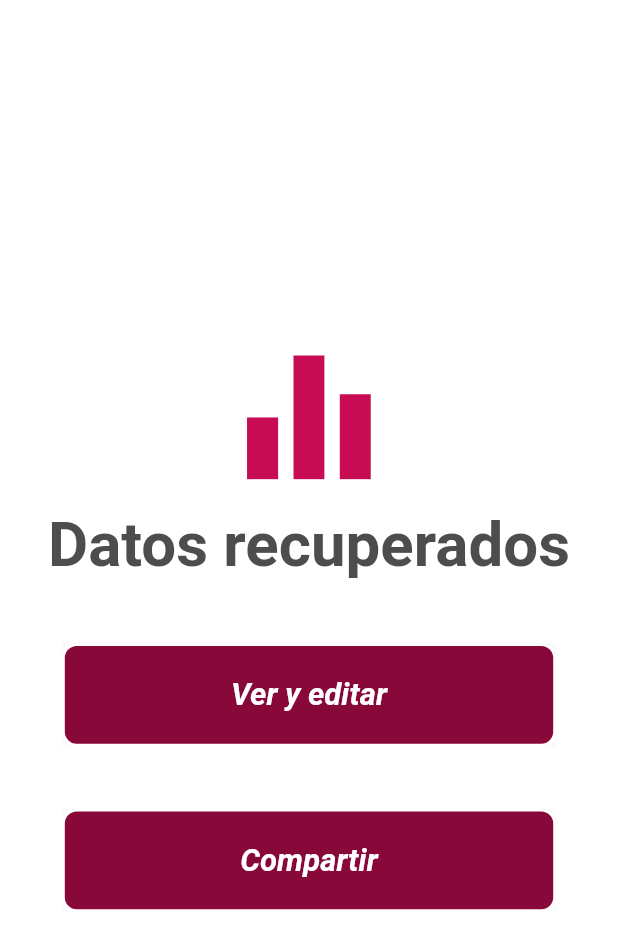
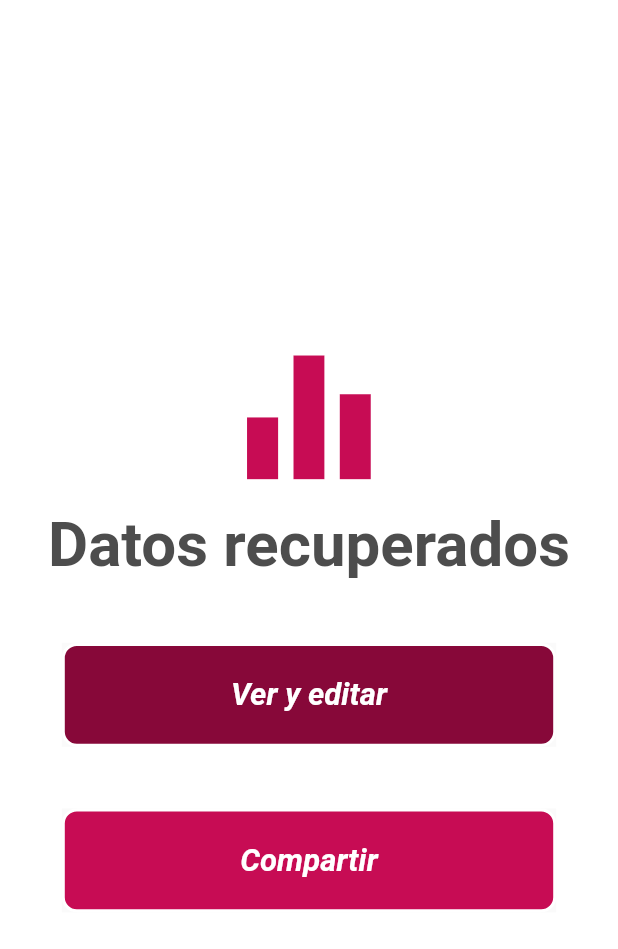
Before and after one commit to nfJaramillo/-Anal-tica, a Flutter app: the screen it shows after launch, after a tap on "Datos", on a phone screen of 412 x 824 dp. Shown: the top 949 px of the screen. Run offline on Flutter 3.47's test engine with Material 2 defaults, Android fonts, the phone set to English and light mode, and no system bars; our stand-ins replace fluttertoast; missing offline and left inert: share_extend.

Commit message:
minnor fix

```diff
--- a/lib/UI/formularioUI.dart
+++ b/lib/UI/formularioUI.dart
@@ -1,6 +1,6 @@
 import 'package:flutter/material.dart';
 import 'package:flutter/services.dart';
-import 'package:mas_analitica/logica/entrevista.dart';
+import 'package:Analitica/logica/entrevista.dart';
 
 
 class FormularioUITexto extends StatelessWidget {
--- a/lib/main.dart
+++ b/lib/main.dart
@@ -1,9 +1,8 @@
 import 'package:flutter/material.dart';
-import 'package:mas_analitica/paginas/paginaInicial.dart';
+import 'package:Analitica/paginas/paginaInicial.dart';
 
 
 
 void main(){
   runApp(new MaterialApp(home: new PaginaInicial(),)); // Corre el main y recibe un widget por parametro
-
 }
--- a/lib/paginas/paginaDatos.dart
+++ b/lib/paginas/paginaDatos.dart
@@ -1,6 +1,6 @@
 import 'package:flutter/cupertino.dart';
 import 'package:flutter/material.dart';
-import 'package:mas_analitica/UI/botonUI.dart';
+import 'package:Analitica/UI/botonUI.dart';
 import 'package:path_provider/path_provider.dart';
 import 'package:share_extend/share_extend.dart';
 
@@ -29,7 +29,7 @@ class PaginaDatosEstado extends State<PaginaDatos>
         new BotonUI3(Color(0xff870839), new Text("Ver y editar"), null ), // Boton que lleva al formulario
 
 
-         new BotonUI3(Color(0xff870839), new Text("Compartir"),
+         new BotonUI3(Color(0xffC70C54), new Text("Compartir"),
           () async
                    { // get file from local store
                   final String dir =
--- a/lib/paginas/paginaFormulario.dart
+++ b/lib/paginas/paginaFormulario.dart
@@ -2,9 +2,9 @@ import 'package:flutter/material.dart';
 
 
 import 'package:fluttertoast/fluttertoast.dart';
-import 'package:mas_analitica/UI/formularioUI.dart';
-import 'package:mas_analitica/logica/entrevista.dart';
-import 'package:mas_analitica/paginas/paginaInicial.dart';
+import 'package:Analitica/UI/formularioUI.dart';
+import 'package:Analitica/logica/entrevista.dart';
+import 'package:Analitica/paginas/paginaInicial.dart';
 
 
 
--- a/lib/paginas/paginaInicial.dart
+++ b/lib/paginas/paginaInicial.dart
@@ -2,8 +2,8 @@
 import 'package:flutter/material.dart';
 
 import 'package:flutter/services.dart';
-import 'package:mas_analitica/UI/botonUI.dart';
-import 'package:mas_analitica/paginas/paginaDatos.dart';
+import 'package:Analitica/UI/botonUI.dart';
+import 'package:Analitica/paginas/paginaDatos.dart';
 
 import 'paginaFormulario.dart';
 
```
Also changed, not shown: lib/logica/entrevista.dart (+9 -1 lines), pubspec.yaml (+8 -1 lines), assets/luancher.png (added), pubspec.lock, 27 other files.
